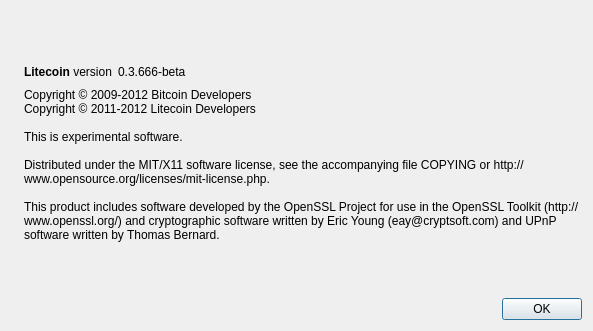
Qt form src/qt/forms/aboutdialog.ui (MrSmee/compare-icoin) before a commit.
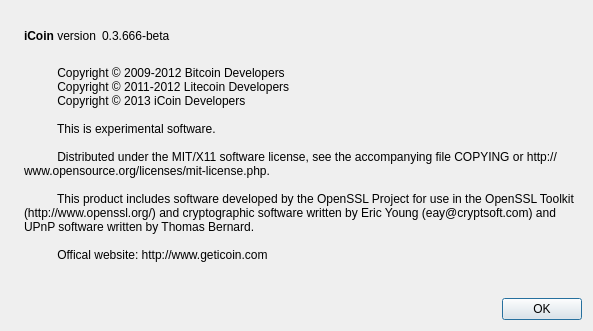
The same form after that commit. Icons and pictures are not drawn.

The edit to the form file:
```diff
--- a/src/qt/forms/aboutdialog.ui
+++ b/src/qt/forms/aboutdialog.ui
@@ -50,7 +50,7 @@
           <cursorShape>IBeamCursor</cursorShape>
          </property>
          <property name="text">
-          <string>&lt;b&gt;Litecoin&lt;/b&gt; version</string>
+          <string>&lt;b&gt;iCoin&lt;/b&gt; version</string>
          </property>
          <property name="textInteractionFlags">
           <set>Qt::LinksAccessibleByMouse|Qt::TextSelectableByKeyboard|Qt::TextSelectableByMouse</set>
@@ -94,14 +94,19 @@
         <cursorShape>IBeamCursor</cursorShape>
        </property>
        <property name="text">
-        <string>Copyright © 2009-2012 Bitcoin Developers
-Copyright © 2011-2012 Litecoin Developers
+        <string>
+          Copyright © 2009-2012 Bitcoin Developers
+          Copyright © 2011-2012 Litecoin Developers
+          Copyright © 2013 iCoin Developers
 
-This is experimental software.
+          This is experimental software.
 
-Distributed under the MIT/X11 software license, see the accompanying file COPYING or http://www.opensource.org/licenses/mit-license.php.
+          Distributed under the MIT/X11 software license, see the accompanying file COPYING or http://www.opensource.org/licenses/mit-license.php.
 
-This product includes software developed by the OpenSSL Project for use in the OpenSSL Toolkit (http://www.openssl.org/) and cryptographic software written by Eric Young (eay@cryptsoft.com) and UPnP software written by Thomas Bernard.</string>
+          This product includes software developed by the OpenSSL Project for use in the OpenSSL Toolkit (http://www.openssl.org/) and cryptographic software written by Eric Young (eay@cryptsoft.com) and UPnP software written by Thomas Bernard.
+
+          Offical website: http://www.geticoin.com
+        </string>
        </property>
        <property name="wordWrap">
         <bool>true</bool>
```
Left out of the diff: 2 changed lines with no effect on the pictures.
